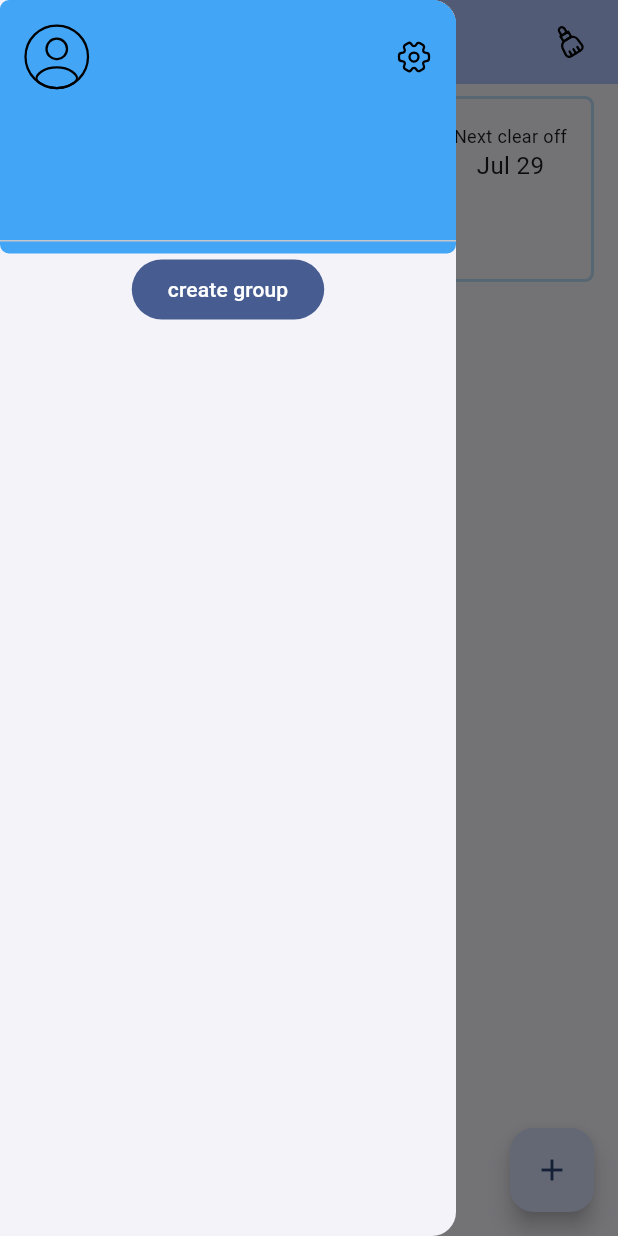
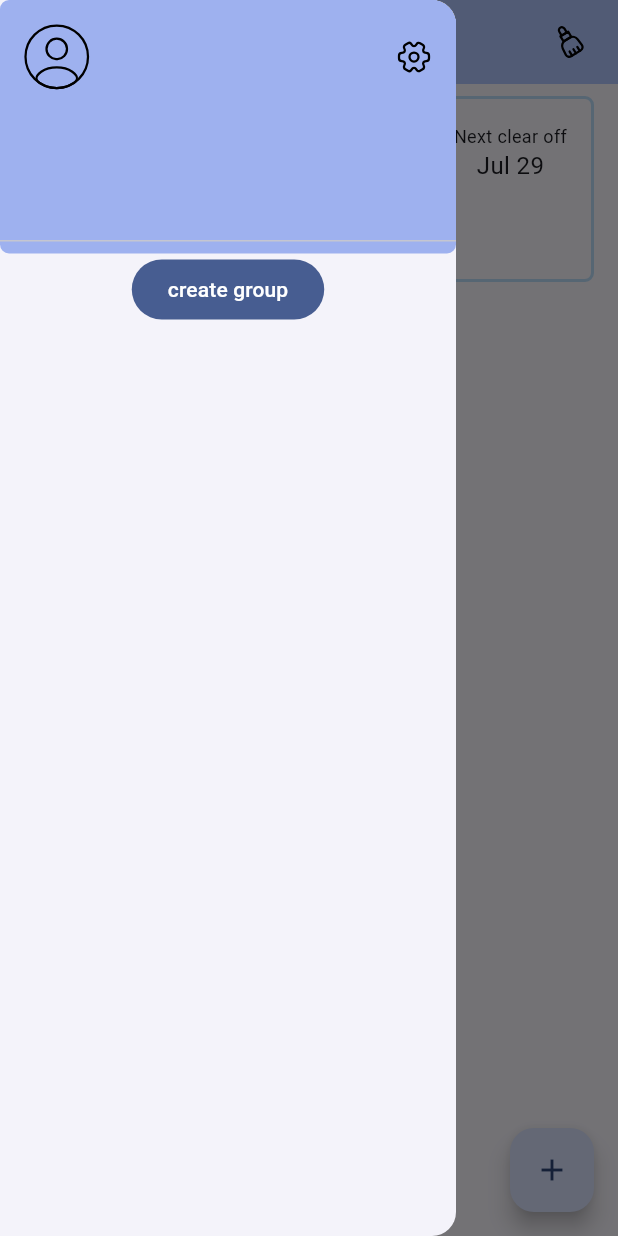
Before and after one commit to sudharshanakshay/fraction, a Flutter app: the screen it shows once a user with an empty profile is signed in, with the side drawer open, on a phone screen of 412 x 824 dp. Run offline on Flutter 3.47's test engine with Material 2 defaults, Android fonts, the phone set to English and light mode, and no system bars; our stand-ins replace cloud_firestore, firebase_auth, firebase_core, flutter_svg, google_sign_in; missing offline and left inert: firebase_ui_auth; accounts and stored records are empty.

Commit message:
match theme color

```diff
--- a/lib/main.dart
+++ b/lib/main.dart
@@ -41,7 +41,7 @@ class MyApp extends StatelessWidget {
   @override
   Widget build(BuildContext context) {
     return MaterialApp(
-        title: 'Flutter Demo',
+        title: 'Fraction',
         theme: ThemeData(
           colorScheme: ColorScheme.fromSeed(seedColor: AppColors().themeColor),
           useMaterial3: true,
--- a/lib/utils/color.dart
+++ b/lib/utils/color.dart
@@ -4,5 +4,5 @@ class AppColors {
   Color get themeColor => const Color.fromRGBO(36, 110, 233, 0);
   Color get textInputColor => Colors.blueAccent;
   Color get tags => Colors.blue.shade100;
-  Color get appDrawerHeaderBackgroudColor => Colors.blue.shade400;
+  Color get appDrawerHeaderBackgroudColor => Color.fromARGB(255, 158, 177, 239);
 }
```
